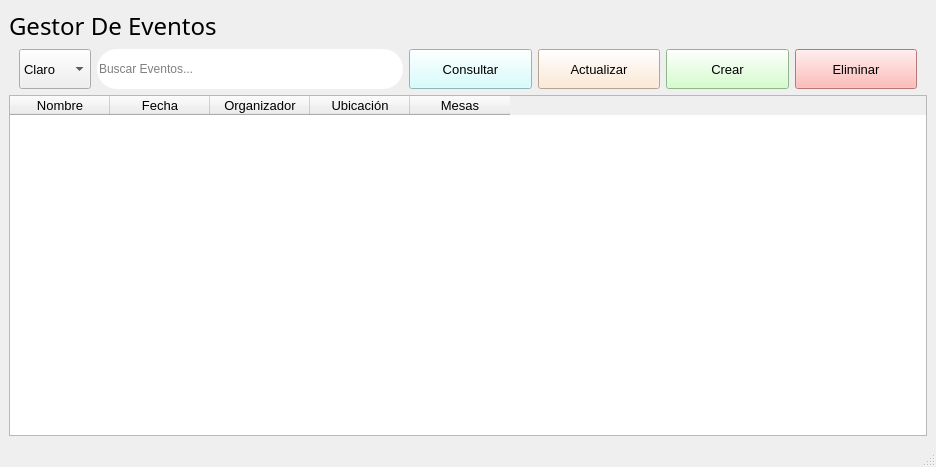
Above: src/ui/PantallaPrincipal.ui from IvanJesusCorbalanPascual/Gestor-de-Eventos before the change. Below: the same form after it.
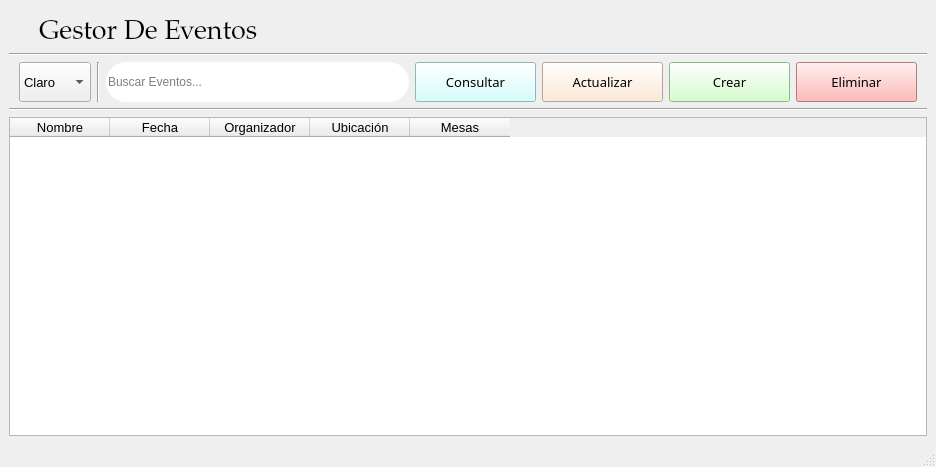
That is the form after the change. Icons and pictures are not drawn.

```diff
--- a/src/ui/PantallaPrincipal.ui
+++ b/src/ui/PantallaPrincipal.ui
@@ -20,15 +20,24 @@
    <property name="styleSheet">
     <string notr="true"/>
    </property>
-   <layout class="QVBoxLayout" name="verticalLayout" stretch="1,1,10">
+   <layout class="QVBoxLayout" name="verticalLayout" stretch="1,0,1,0,10">
     <item>
      <layout class="QHBoxLayout" name="horizontalLayout_2">
+      <property name="leftMargin">
+       <number>30</number>
+      </property>
+      <property name="topMargin">
+       <number>10</number>
+      </property>
+      <property name="rightMargin">
+       <number>30</number>
+      </property>
       <item>
        <widget class="QLabel" name="label">
         <property name="font">
          <font>
-          <family>Yu Gothic</family>
-          <pointsize>18</pointsize>
+          <family>Palatino Linotype</family>
+          <pointsize>20</pointsize>
          </font>
         </property>
         <property name="text">
@@ -77,7 +86,14 @@
      </layout>
     </item>
     <item>
-     <layout class="QHBoxLayout" name="horizontalLayout" stretch="1,5,2,2,2,2">
+     <widget class="Line" name="line">
+      <property name="orientation">
+       <enum>Qt::Horizontal</enum>
+      </property>
+     </widget>
+    </item>
+    <item>
+     <layout class="QHBoxLayout" name="horizontalLayout" stretch="1,0,5,2,2,2,2">
       <property name="leftMargin">
        <number>10</number>
       </property>
@@ -118,6 +134,13 @@
         </item>
        </widget>
       </item>
+      <item>
+       <widget class="Line" name="line_3">
+        <property name="orientation">
+         <enum>Qt::Vertical</enum>
+        </property>
+       </widget>
+      </item>
       <item>
        <widget class="QLineEdit" name="lneBuscador">
         <property name="minimumSize">
@@ -144,7 +167,7 @@
         </property>
         <property name="font">
          <font>
-          <family>MS Shell Dlg 2</family>
+          <family>Alef</family>
           <pointsize>10</pointsize>
          </font>
         </property>
@@ -171,7 +194,7 @@
         </property>
         <property name="font">
          <font>
-          <family>MS Shell Dlg 2</family>
+          <family>Alef</family>
           <pointsize>10</pointsize>
          </font>
         </property>
@@ -198,7 +221,7 @@
         </property>
         <property name="font">
          <font>
-          <family>MS Shell Dlg 2</family>
+          <family>Alef</family>
           <pointsize>10</pointsize>
          </font>
         </property>
@@ -225,7 +248,7 @@
         </property>
         <property name="font">
          <font>
-          <family>MS Shell Dlg 2</family>
+          <family>Alef</family>
           <pointsize>10</pointsize>
          </font>
         </property>
@@ -244,6 +267,13 @@
       </item>
      </layout>
     </item>
+    <item>
+     <widget class="Line" name="line_2">
+      <property name="orientation">
+       <enum>Qt::Horizontal</enum>
+      </property>
+     </widget>
+    </item>
     <item>
      <widget class="QTableWidget" name="tablaEventos">
       <property name="minimumSize">
```
